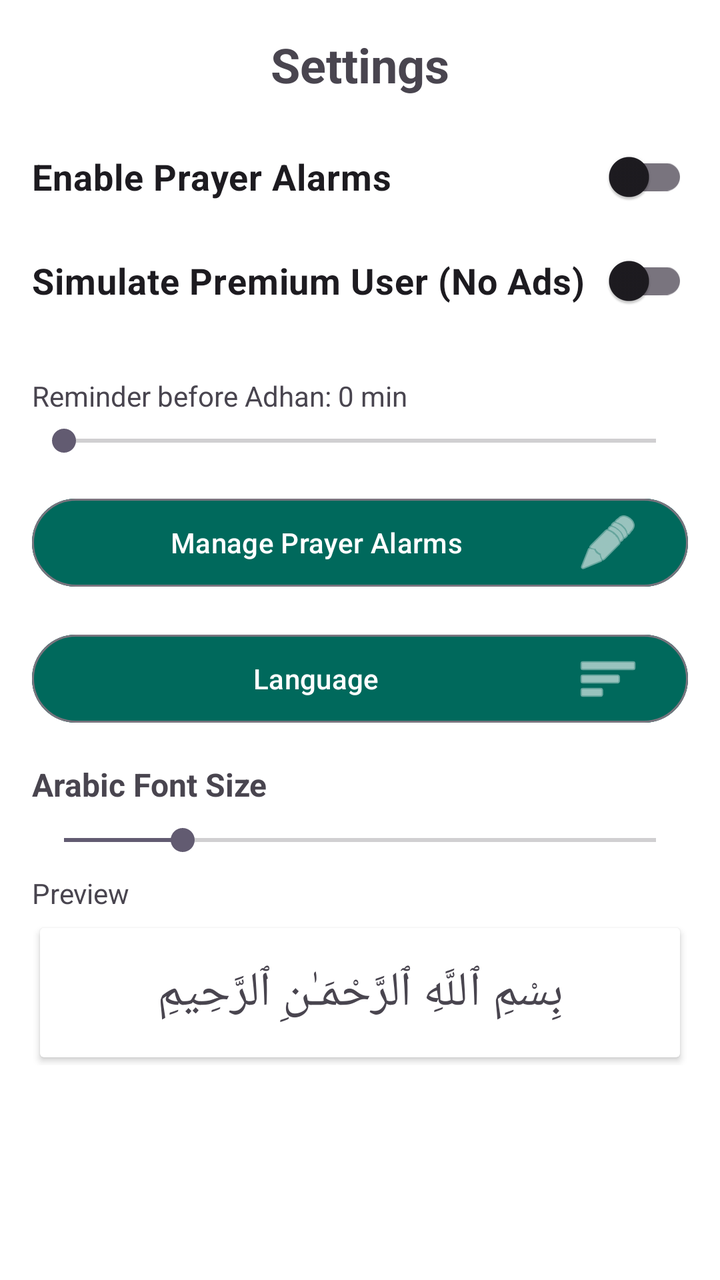
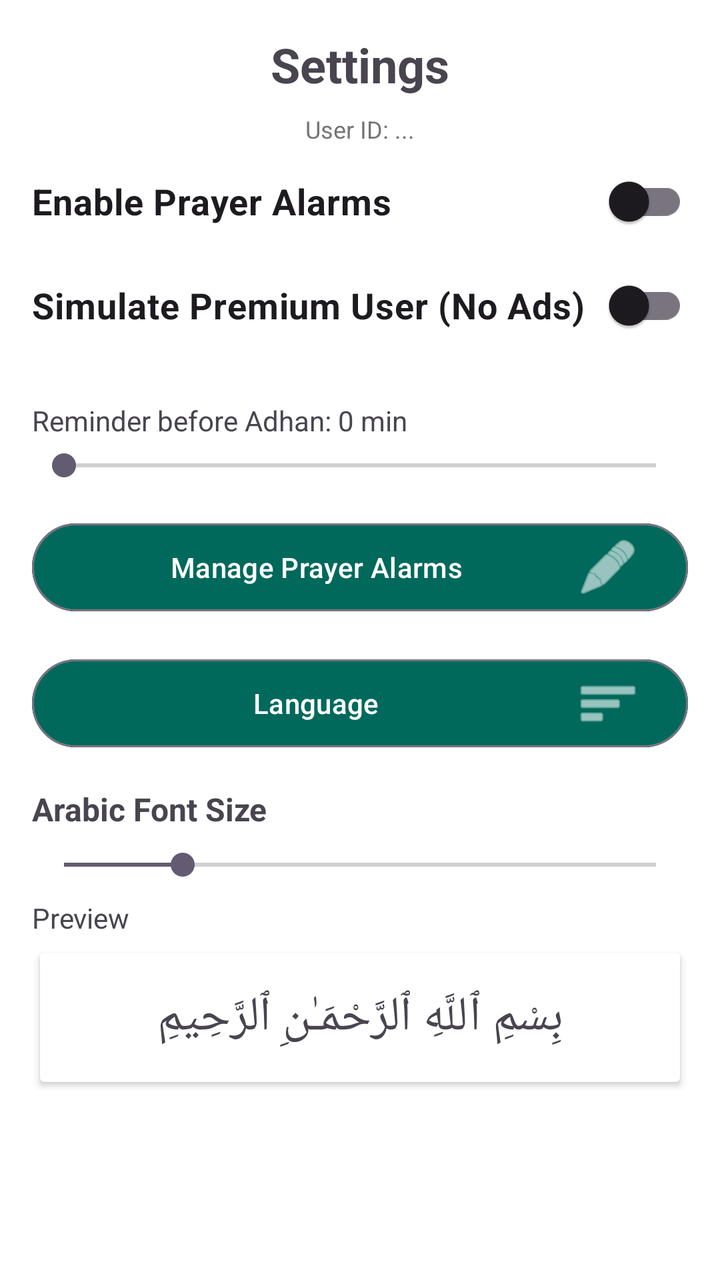

The first picture is an Android layout as it rendered before a commit; the second is the same layout after the commit. The layout source and the unified diff follow.
<!-- AndroidManifest.xml: application theme Theme.MoslemApp -->
<!-- res/layout/fragment_settings.xml -->
<ScrollView xmlns:android="http://schemas.android.com/apk/res/android"
    android:layout_width="match_parent"
    android:layout_height="match_parent">

    <LinearLayout
        android:layout_width="match_parent"
        android:layout_height="wrap_content"
        android:orientation="vertical"
        android:padding="16dp">

        <TextView
            android:layout_width="wrap_content"
            android:layout_height="wrap_content"
            android:layout_gravity="center_horizontal"
            android:text="Settings"
            android:textSize="24sp"
            android:textStyle="bold"
            android:layout_marginBottom="16dp" />

        <com.google.android.material.switchmaterial.SwitchMaterial
            android:id="@+id/switchReminder"
            android:layout_width="match_parent"
            android:layout_height="wrap_content"
            android:text="Enable Prayer Alarms"
            android:textSize="18sp"
            android:textStyle="bold"
            android:layout_marginBottom="4dp" />

        <com.google.android.material.switchmaterial.SwitchMaterial
            android:id="@+id/switchPremium"
            android:layout_width="match_parent"
            android:layout_height="wrap_content"
            android:text="Simulate Premium User (No Ads)"
            android:textSize="18sp"
            android:textStyle="bold"
            android:layout_marginBottom="24dp" />

        <TextView
            android:id="@+id/tvPreReminderLabel"
            android:layout_width="wrap_content"
            android:layout_height="wrap_content"
            android:text="Reminder before Adhan: 0 min"
            android:textSize="14sp"
            android:layout_marginBottom="4dp" />

        <SeekBar
            android:id="@+id/seekBarPreReminder"
            android:layout_width="match_parent"
            android:layout_height="wrap_content"
            android:max="30"
            android:progress="0"
            android:layout_marginBottom="16dp" />

        <Button
            android:id="@+id/btnManagePrayers"
            android:layout_width="match_parent"
            android:layout_height="wrap_content"
            android:text="@string/manage_prayer_alarms"
            android:backgroundTint="@color/primary_green"
            android:textColor="@android:color/white"
            android:drawableEnd="@android:drawable/ic_menu_edit"
            android:drawableTint="@android:color/white"
            android:layout_marginBottom="16dp"
            style="@style/Widget.Material3.Button.OutlinedButton.Icon"/>

        <Button
            android:id="@+id/btnLanguage"
            android:layout_width="match_parent"
            android:layout_height="wrap_content"
            android:text="@string/language"
            android:backgroundTint="@color/primary_green"
            android:textColor="@android:color/white"
            android:drawableEnd="@android:drawable/ic_menu_sort_by_size"
            android:drawableTint="@android:color/white"
            android:layout_marginBottom="16dp"
            style="@style/Widget.Material3.Button.OutlinedButton.Icon"/>

        <TextView
            android:id="@+id/labelFontSize"
            android:layout_width="wrap_content"
            android:layout_height="wrap_content"
            android:text="@string/label_font_size"
            android:textSize="16sp"
            android:textStyle="bold"
            android:layout_marginBottom="8dp" />

        <SeekBar
            android:id="@+id/seekBarFontSize"
            android:layout_width="match_parent"
            android:layout_height="wrap_content"
            android:max="30"
            android:progress="6"
            android:layout_marginBottom="8dp" />

        <TextView
            android:layout_width="wrap_content"
            android:layout_height="wrap_content"
            android:text="Preview"
            android:layout_marginBottom="4dp" />

        <androidx.cardview.widget.CardView
            android:layout_width="match_parent"
            android:layout_height="wrap_content"
            android:layout_margin="4dp">
            <TextView
                android:id="@+id/tvPreview"
                android:layout_width="match_parent"
                android:layout_height="wrap_content"
                android:text="بِسْمِ ٱللَّهِ ٱلرَّحْمَـٰنِ ٱلرَّحِيمِ"
                android:textSize="24sp"
                android:padding="16dp"
                android:gravity="center" />
        </androidx.cardview.widget.CardView>

    </LinearLayout>

</ScrollView>
<!-- resources referenced by this layout -->
<resources>
  <color name="primary_green">#00695C</color>
  <string name="label_font_size">Arabic Font Size</string>
  <string name="language">Language</string>
  <string name="manage_prayer_alarms">Manage Prayer Alarms</string>
  <style name="Theme.MoslemApp" parent="Base.Theme.MoslemApp" />
  <style name="Base.Theme.MoslemApp" parent="Theme.Material3.DayNight.NoActionBar">
  
          <item name="colorPrimary">@color/teal_700</item>
          
          
          
          
          
          
          
          <item name="android:statusBarColor">?attr/colorPrimary</item>
          <item name="android:colorBackground">@android:color/white</item>
      </style>
  <color name="teal_700">#FF018786</color>
</resources>

<!-- the commit's change to res/layout/fragment_settings.xml (unified diff, before → after) -->
@@ -15,7 +15,17 @@
             android:text="Settings"
             android:textSize="24sp"
             android:textStyle="bold"
-            android:layout_marginBottom="16dp" />
+            android:layout_marginBottom="8dp" />
+
+        <TextView
+            android:id="@+id/tvUserId"
+            android:layout_width="wrap_content"
+            android:layout_height="wrap_content"
+            android:layout_gravity="center_horizontal"
+            android:text="User ID: ..."
+            android:textSize="12sp"
+            android:textColor="@color/text_secondary"
+            android:layout_marginBottom="4dp" />
 
         <com.google.android.material.switchmaterial.SwitchMaterial
             android:id="@+id/switchReminder"
<!-- resource entries referenced after the edit -->
@@ -1,6 +1,7 @@
 <!-- resources referenced by this layout -->
 <resources>
   <color name="primary_green">#00695C</color>
+  <color name="text_secondary">#757575</color>
   <string name="label_font_size">Arabic Font Size</string>
   <string name="language">Language</string>
   <string name="manage_prayer_alarms">Manage Prayer Alarms</string>
